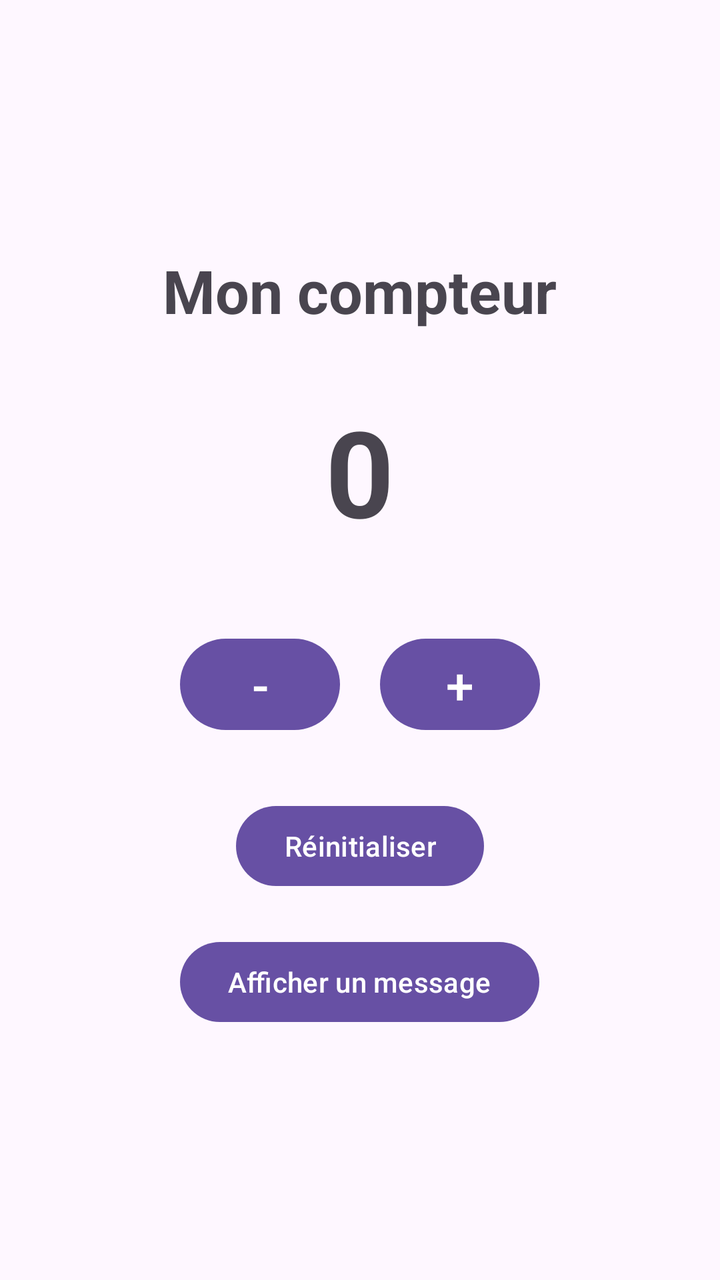
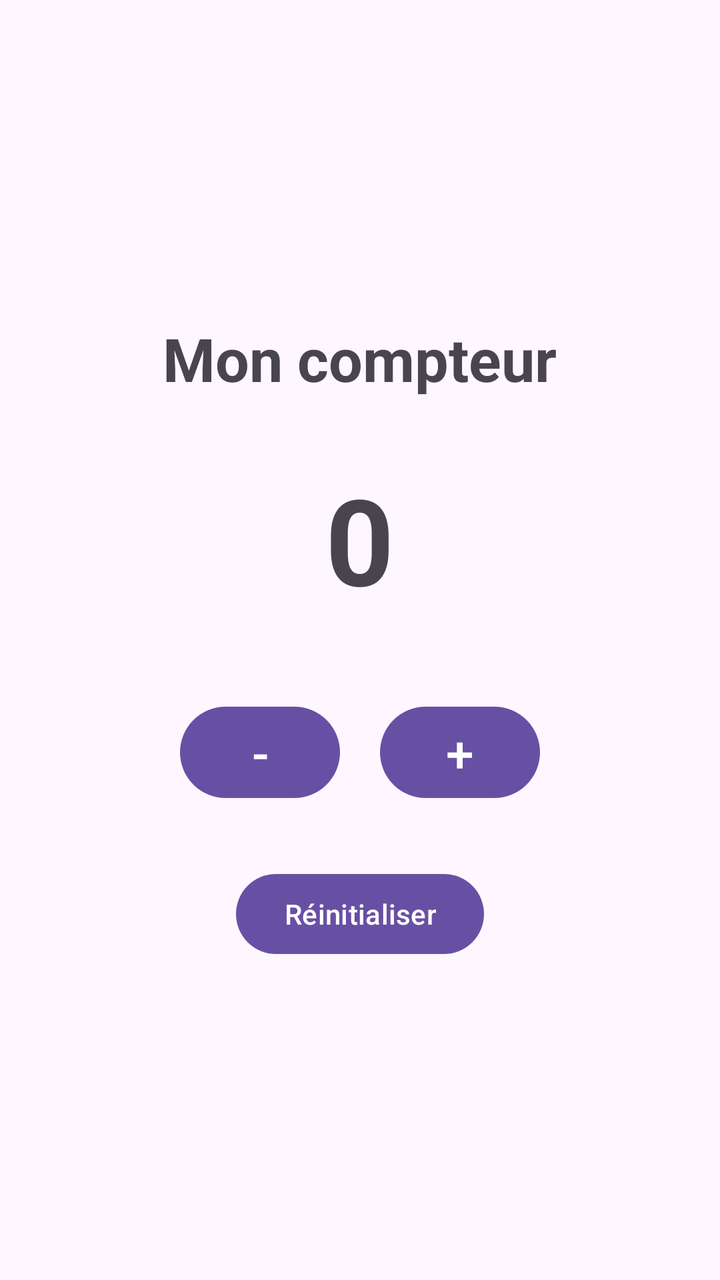

Compare the two renders of this Android layout. The source of the first and the diff that turns it into the second are given below.
<!-- AndroidManifest.xml: application theme Theme.CompteurAndroid -->
<!-- res/layout/activity_main.xml -->
<?xml version="1.0" encoding="utf-8"?>
<LinearLayout xmlns:android="http://schemas.android.com/apk/res/android"
    android:layout_width="match_parent"
    android:layout_height="match_parent"
    android:orientation="vertical"
    android:gravity="center"
    android:padding="30dp">

    <TextView
        android:id="@+id/textViewTitre"
        android:layout_width="wrap_content"
        android:layout_height="wrap_content"
        android:text="@string/titre_compteur"
        android:textSize="30sp"
        android:textStyle="bold"
        android:layout_marginBottom="30dp" />

    <TextView
        android:id="@+id/textViewCompteur"
        android:layout_width="wrap_content"
        android:layout_height="wrap_content"
        android:text="@string/valeur_initiale"
        android:textSize="60sp"
        android:textStyle="bold"
        android:layout_marginBottom="40dp" />

    <LinearLayout
        android:layout_width="wrap_content"
        android:layout_height="wrap_content"
        android:orientation="horizontal"
        android:gravity="center">

        <Button
            android:id="@+id/buttonDecrementer"
            android:layout_width="80dp"
            android:layout_height="wrap_content"
            android:text="@string/bouton_decrementer"
            android:textSize="25sp" />

        <Button
            android:id="@+id/buttonIncrementer"
            android:layout_width="80dp"
            android:layout_height="wrap_content"
            android:text="@string/bouton_incrementer"
            android:textSize="25sp"
            android:layout_marginStart="20dp" />

    </LinearLayout>

    <Button
        android:id="@+id/buttonReinitialiser"
        android:layout_width="wrap_content"
        android:layout_height="wrap_content"
        android:text="@string/bouton_reinitialiser"
        android:layout_marginTop="30dp" />

    <Button
        android:id="@+id/buttonToast"
        android:layout_width="wrap_content"
        android:layout_height="wrap_content"
        android:text="@string/bouton_toast"
        android:layout_marginTop="20dp" />

</LinearLayout>
<!-- resources referenced by this layout -->
<resources>
  <string name="bouton_decrementer">-</string>
  <string name="bouton_incrementer">+</string>
  <string name="bouton_reinitialiser">Réinitialiser</string>
  <string name="bouton_toast">Afficher un message</string>
  <string name="titre_compteur">Mon compteur</string>
  <string name="valeur_initiale">0</string>
  <style name="Theme.CompteurAndroid" parent="Base.Theme.CompteurAndroid" />
  <style name="Base.Theme.CompteurAndroid" parent="Theme.Material3.DayNight.NoActionBar">
          
          
      </style>
</resources>

<!-- the commit's change to res/layout/activity_main.xml (unified diff, before → after) -->
@@ -19,7 +19,7 @@
         android:id="@+id/textViewCompteur"
         android:layout_width="wrap_content"
         android:layout_height="wrap_content"
-        android:text="@string/valeur_initiale"
+        android:text="@string/compteur_initial"
         android:textSize="60sp"
         android:textStyle="bold"
         android:layout_marginBottom="40dp" />
@@ -34,14 +34,14 @@
             android:id="@+id/buttonDecrementer"
             android:layout_width="80dp"
             android:layout_height="wrap_content"
-            android:text="@string/bouton_decrementer"
+            android:text="@string/bouton_moins"
             android:textSize="25sp" />
 
         <Button
             android:id="@+id/buttonIncrementer"
             android:layout_width="80dp"
             android:layout_height="wrap_content"
-            android:text="@string/bouton_incrementer"
+            android:text="@string/bouton_plus"
             android:textSize="25sp"
             android:layout_marginStart="20dp" />
 
@@ -54,11 +54,4 @@
         android:text="@string/bouton_reinitialiser"
         android:layout_marginTop="30dp" />
 
-    <Button
-        android:id="@+id/buttonToast"
-        android:layout_width="wrap_content"
-        android:layout_height="wrap_content"
-        android:text="@string/bouton_toast"
-        android:layout_marginTop="20dp" />
-
 </LinearLayout>
<!-- resource entries referenced after the edit -->
@@ -1,11 +1,10 @@
 <!-- resources referenced by this layout -->
 <resources>
-  <string name="bouton_decrementer">-</string>
-  <string name="bouton_incrementer">+</string>
+  <string name="bouton_moins">-</string>
+  <string name="bouton_plus">+</string>
   <string name="bouton_reinitialiser">Réinitialiser</string>
-  <string name="bouton_toast">Afficher un message</string>
+  <string name="compteur_initial">0</string>
   <string name="titre_compteur">Mon compteur</string>
-  <string name="valeur_initiale">0</string>
   <style name="Theme.CompteurAndroid" parent="Base.Theme.CompteurAndroid" />
   <style name="Base.Theme.CompteurAndroid" parent="Theme.Material3.DayNight.NoActionBar">
           
